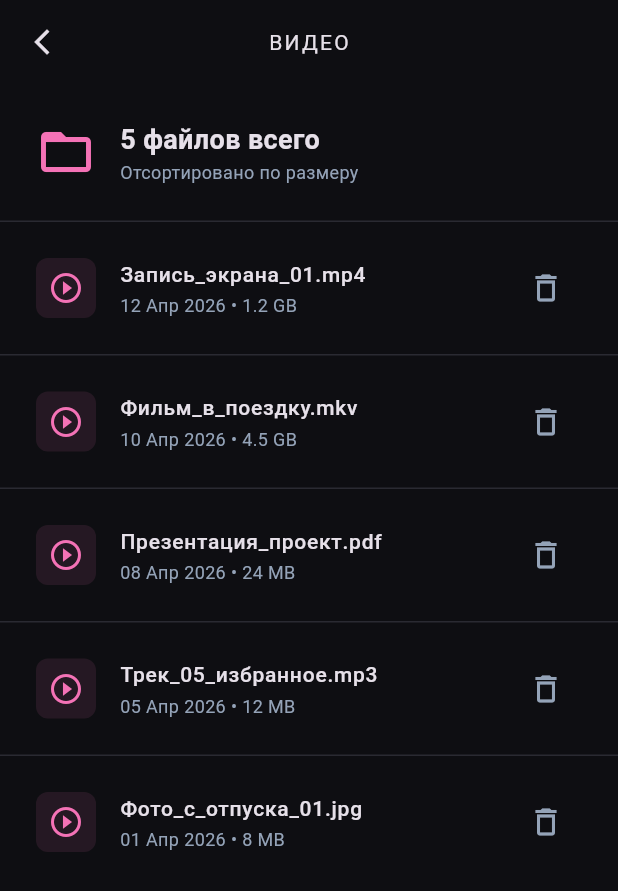
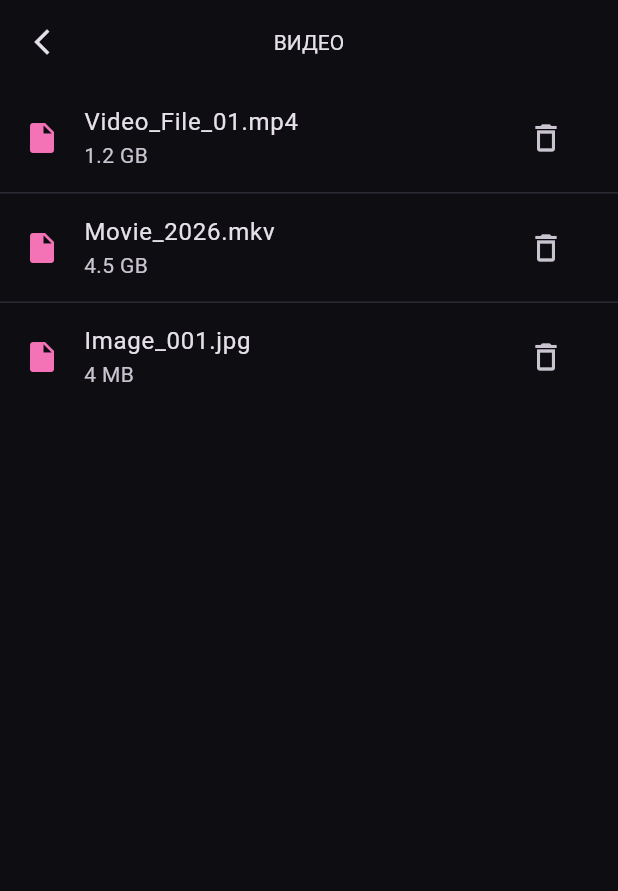
Before and after one commit to AlexBSCM/mem_view, a Flutter app: the screen it shows after launch, after a tap on "Видео", on a phone screen of 412 x 824 dp. Shown: the top 891 px of the screen. Run offline on Flutter 3.47's test engine with Material 3 defaults, Android fonts, the phone set to English and light mode, and no system bars.

```diff
--- a/lib/main.dart
+++ b/lib/main.dart
@@ -1,4 +1,5 @@
 import 'package:flutter/material.dart';
+import 'dart:io';
 
 // --- КОНСТАНТЫ ЦВЕТОВ ---
 class AppColors {
@@ -33,7 +34,6 @@ class MemoryViewApp extends StatelessWidget {
   }
 }
 
-// --- ГЛАВНЫЙ ЭКРАН ---
 class StorageScreen extends StatefulWidget {
   const StorageScreen({super.key});
 
@@ -42,8 +42,29 @@ class StorageScreen extends StatefulWidget {
 }
 
 class _StorageScreenState extends State<StorageScreen> {
-  double usedGB = 168.4;
-  final double totalGB = 256.0;
+  // Начальные значения (заглушки, которые заменятся при инициализации)
+  double usedGB = 0.0;
+  double totalGB = 256.0; // По умолчанию для красоты
+  bool isLoading = true;
+
+  @override
+  void initState() {
+    super.initState();
+    _loadStorageData();
+  }
+
+  // ЭТАП 2: Логика получения данных
+  Future<void> _loadStorageData() async {
+    // В реальном приложении здесь будет вызов platform-specific кода
+    // Имитируем задержку чтения диска
+    await Future.delayed(const Duration(seconds: 1));
+
+    setState(() {
+      usedGB = 142.8; // Здесь позже будет результат сканирования папок
+      totalGB = 256.0;
+      isLoading = false;
+    });
+  }
 
   @override
   Widget build(BuildContext context) {
@@ -64,7 +85,11 @@ class _StorageScreenState extends State<StorageScreen> {
         ),
         centerTitle: true,
       ),
-      body: SingleChildScrollView(
+      body: isLoading
+          ? const Center(
+              child: CircularProgressIndicator(color: AppColors.accent),
+            )
+          : SingleChildScrollView(
               padding: const EdgeInsets.symmetric(horizontal: 24),
               child: Column(
                 children: [
@@ -149,16 +174,14 @@ class _StorageScreenState extends State<StorageScreen> {
           const SizedBox(width: 12),
           const Expanded(
             child: Text(
-              'Очистить временные файлы',
+              'Анализ системы завершен',
               style: TextStyle(fontSize: 13),
             ),
           ),
           TextButton(
-            onPressed: () => setState(() {
-              if (usedGB > 50) usedGB -= 5.5;
-            }),
+            onPressed: () => _loadStorageData(), // Перезагрузка данных
             child: const Text(
-              'ОЧИСТИТЬ',
+              'ОБНОВИТЬ',
               style: TextStyle(
                 color: AppColors.accent,
                 fontWeight: FontWeight.bold,
@@ -187,12 +210,6 @@ class _StorageScreenState extends State<StorageScreen> {
         _categoryItem('Фото', 12.1, AppColors.photo, Icons.image_outlined),
         _categoryItem('Аудио', 4.2, AppColors.audio, Icons.audiotrack_outlined),
         _categoryItem('Приложения', 54.0, AppColors.apps, Icons.apps_outlined),
-        _categoryItem(
-          'Документы',
-          1.8,
-          AppColors.docs,
-          Icons.description_outlined,
-        ),
       ],
     );
   }
@@ -235,7 +252,6 @@ class _StorageScreenState extends State<StorageScreen> {
   }
 }
 
-// --- ЭКРАН ДЕТАЛЕЙ С ЗАГЛУШКАМИ ФАЙЛОВ ---
 class DetailsScreen extends StatefulWidget {
   final String category;
   final Color color;
@@ -246,13 +262,13 @@ class DetailsScreen extends StatefulWidget {
 }
 
 class _DetailsScreenState extends State<DetailsScreen> {
-  // Имитация списка файлов (Этап 4)
+  bool isSelectionMode = false;
+  Set<int> selectedIndices = {};
+
   List<Map<String, String>> mockFiles = [
-    {'name': 'Запись_экрана_01.mp4', 'size': '1.2 GB', 'date': '12 Апр 2026'},
-    {'name': 'Фильм_в_поездку.mkv', 'size': '4.5 GB', 'date': '10 Апр 2026'},
-    {'name': 'Презентация_проект.pdf', 'size': '24 MB', 'date': '08 Апр 2026'},
-    {'name': 'Трек_05_избранное.mp3', 'size': '12 MB', 'date': '05 Апр 2026'},
-    {'name': 'Фото_с_отпуска_01.jpg', 'size': '8 MB', 'date': '01 Апр 2026'},
+    {'name': 'Video_File_01.mp4', 'size': '1.2 GB', 'date': '12.04.2026'},
+    {'name': 'Movie_2026.mkv', 'size': '4.5 GB', 'date': '10.04.2026'},
+    {'name': 'Image_001.jpg', 'size': '4 MB', 'date': '09.04.2026'},
   ];
 
   @override
@@ -262,120 +278,61 @@ class _DetailsScreenState extends State<DetailsScreen> {
         backgroundColor: Colors.transparent,
         elevation: 0,
         leading: IconButton(
-          icon: const Icon(Icons.arrow_back_ios_new, size: 20),
-          onPressed: () => Navigator.pop(context),
+          icon: Icon(
+            isSelectionMode ? Icons.close : Icons.arrow_back_ios_new,
+            size: 20,
+          ),
+          onPressed: () => isSelectionMode
+              ? setState(() {
+                  isSelectionMode = false;
+                  selectedIndices.clear();
+                })
+              : Navigator.pop(context),
         ),
         title: Text(
-          widget.category.toUpperCase(),
-          style: const TextStyle(fontSize: 14, letterSpacing: 1.5),
+          isSelectionMode
+              ? 'ВЫБРАНО: ${selectedIndices.length}'
+              : widget.category.toUpperCase(),
+          style: const TextStyle(fontSize: 14),
         ),
         centerTitle: true,
       ),
-      body: Column(
-        children: [
-          // Краткая инфо-панель сверху
-          Container(
-            padding: const EdgeInsets.all(24),
-            child: Row(
-              children: [
-                Icon(Icons.folder_open, color: widget.color, size: 40),
-                const SizedBox(width: 16),
-                Column(
-                  crossAxisAlignment: CrossAxisAlignment.start,
-                  children: [
-                    Text(
-                      '${mockFiles.length} файлов всего',
-                      style: const TextStyle(
-                        fontSize: 18,
-                        fontWeight: FontWeight.bold,
-                      ),
-                    ),
-                    const Text(
-                      'Отсортировано по размеру',
-                      style: TextStyle(
-                        color: AppColors.textSecondary,
-                        fontSize: 12,
-                      ),
-                    ),
-                  ],
-                ),
-              ],
-            ),
-          ),
-          const Divider(color: AppColors.border, height: 1),
-          // Список файлов (FileTile из Этапа 4)
-          Expanded(
-            child: ListView.separated(
+      body: ListView.separated(
         itemCount: mockFiles.length,
         separatorBuilder: (context, index) =>
             const Divider(color: AppColors.border, height: 1),
         itemBuilder: (context, index) {
-                final file = mockFiles[index];
+          final isSelected = selectedIndices.contains(index);
           return ListTile(
-                  contentPadding: const EdgeInsets.symmetric(
-                    horizontal: 24,
-                    vertical: 8,
+            onTap: isSelectionMode
+                ? () => setState(
+                    () => isSelected
+                        ? selectedIndices.remove(index)
+                        : selectedIndices.add(index),
+                  )
+                : null,
+            leading: isSelectionMode
+                ? Checkbox(
+                    value: isSelected,
+                    activeColor: AppColors.accent,
+                    onChanged: (v) => setState(
+                      () => v!
+                          ? selectedIndices.add(index)
+                          : selectedIndices.remove(index),
                     ),
-                  leading: Container(
-                    padding: const EdgeInsets.all(8),
-                    decoration: BoxDecoration(
-                      color: widget.color.withOpacity(0.1),
-                      borderRadius: BorderRadius.circular(8),
-                    ),
-                    child: Icon(
-                      _getFileIcon(widget.category),
-                      color: widget.color,
-                      size: 24,
-                    ),
-                  ),
-                  title: Text(
-                    file['name']!,
-                    style: const TextStyle(
-                      fontSize: 14,
-                      fontWeight: FontWeight.w500,
-                    ),
-                  ),
-                  subtitle: Text(
-                    '${file['date']} • ${file['size']}',
-                    style: const TextStyle(
-                      fontSize: 12,
-                      color: AppColors.textSecondary,
-                    ),
-                  ),
-                  trailing: IconButton(
-                    icon: const Icon(
-                      Icons.delete_outline,
-                      color: AppColors.textSecondary,
-                    ),
-                    onPressed: () {
-                      // Имитация удаления для проверки интерактива
-                      setState(() => mockFiles.removeAt(index));
-                      ScaffoldMessenger.of(context).showSnackBar(
-                        const SnackBar(content: Text('Файл удален (имитация)')),
+                  )
+                : Icon(Icons.insert_drive_file, color: widget.color),
+            title: Text(mockFiles[index]['name']!),
+            subtitle: Text(mockFiles[index]['size']!),
+            trailing: !isSelectionMode
+                ? IconButton(
+                    icon: const Icon(Icons.delete_outline),
+                    onPressed: () => setState(() => isSelectionMode = true),
+                  )
+                : null,
           );
         },
       ),
     );
-              },
-            ),
-          ),
-        ],
-      ),
-    );
-  }
-
-  IconData _getFileIcon(String category) {
-    switch (category) {
-      case 'Видео':
-        return Icons.play_circle_outline;
-      case 'Фото':
-        return Icons.image_outlined;
-      case 'Аудио':
-        return Icons.music_note_outlined;
-      case 'Приложения':
-        return Icons.extension_outlined;
-      default:
-        return Icons.insert_drive_file_outlined;
   }
 }
-}
--- a/pubspec.yaml
+++ b/pubspec.yaml
@@ -28,13 +28,15 @@ environment:
 # the latest version available on pub.dev. To see which dependencies have newer
 # versions available, run `flutter pub outdated`.
 dependencies:
-  path_provider: ^2.1.2
+  path_provider: ^2.1.5
   flutter:
     sdk: flutter
 
   # The following adds the Cupertino Icons font to your application.
   # Use with the CupertinoIcons class for iOS style icons.
   cupertino_icons: ^1.0.8
+  device_info_plus: ^13.0.0
+  permission_handler: ^12.0.1
 
 dev_dependencies:
   flutter_test:
```
Also changed, not shown: pubspec.lock, 4 other files. Lines whose indentation alone changed are shown as unchanged.
